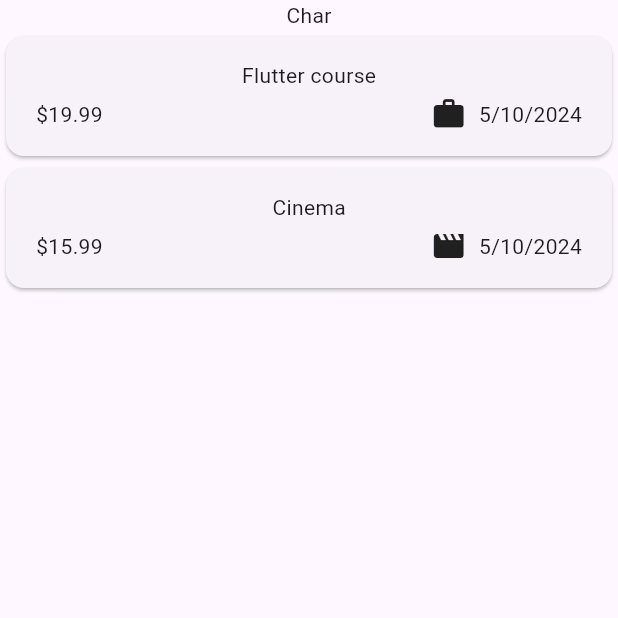
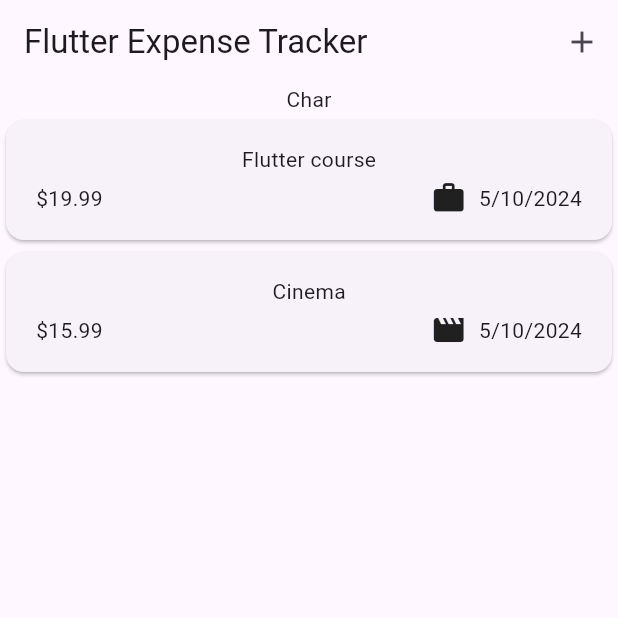
Before and after one commit to Kakmusayan/expense_tracker_2024, a Flutter app: the screen it shows after launch, on a phone screen of 412 x 824 dp, the top half of it. Run offline on Flutter 3.47's test engine with Material 3 defaults, Android fonts, the light colour scheme and no system bars.

Commit message:
set appBar

```diff
--- a/lib/widgets/expenses.dart
+++ b/lib/widgets/expenses.dart
@@ -32,6 +32,15 @@ class _ExpensesState extends State<Expenses> {
   @override
   Widget build(BuildContext context) {
     return Scaffold(
+      appBar: AppBar(
+        title: const Text("Flutter Expense Tracker"),
+        actions: [
+          IconButton(
+            onPressed: () {},
+            icon: const Icon(Icons.add),
+          )
+        ],
+      ),
       body: Column(
         children: [
           const Text("Char"),
```
